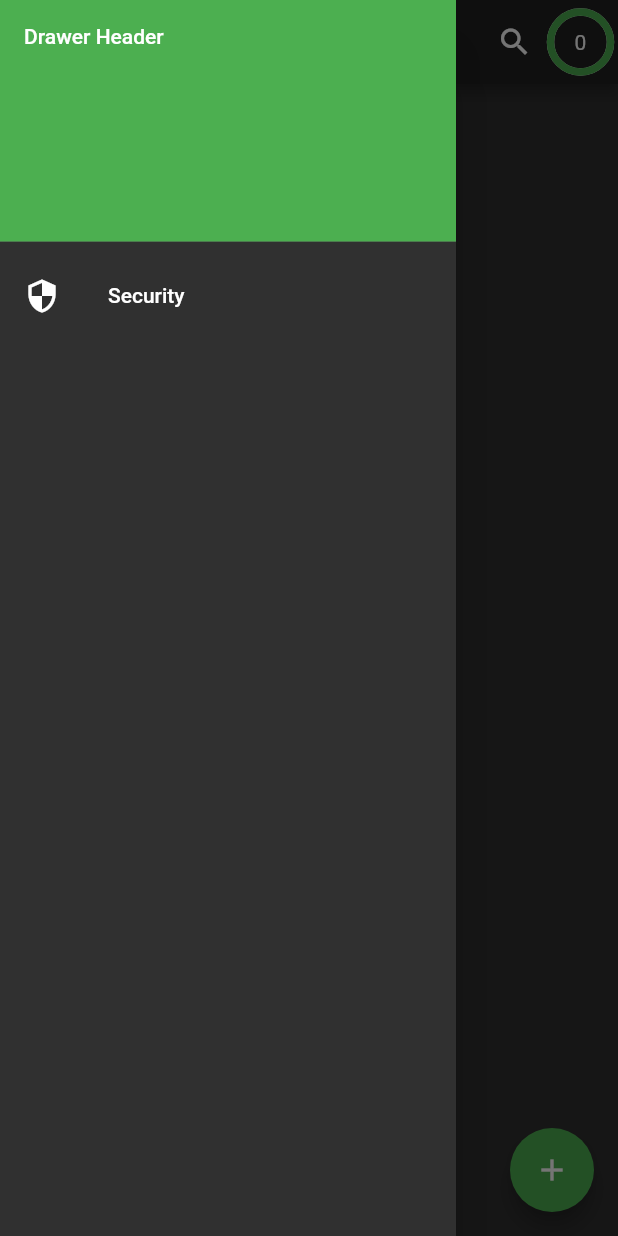
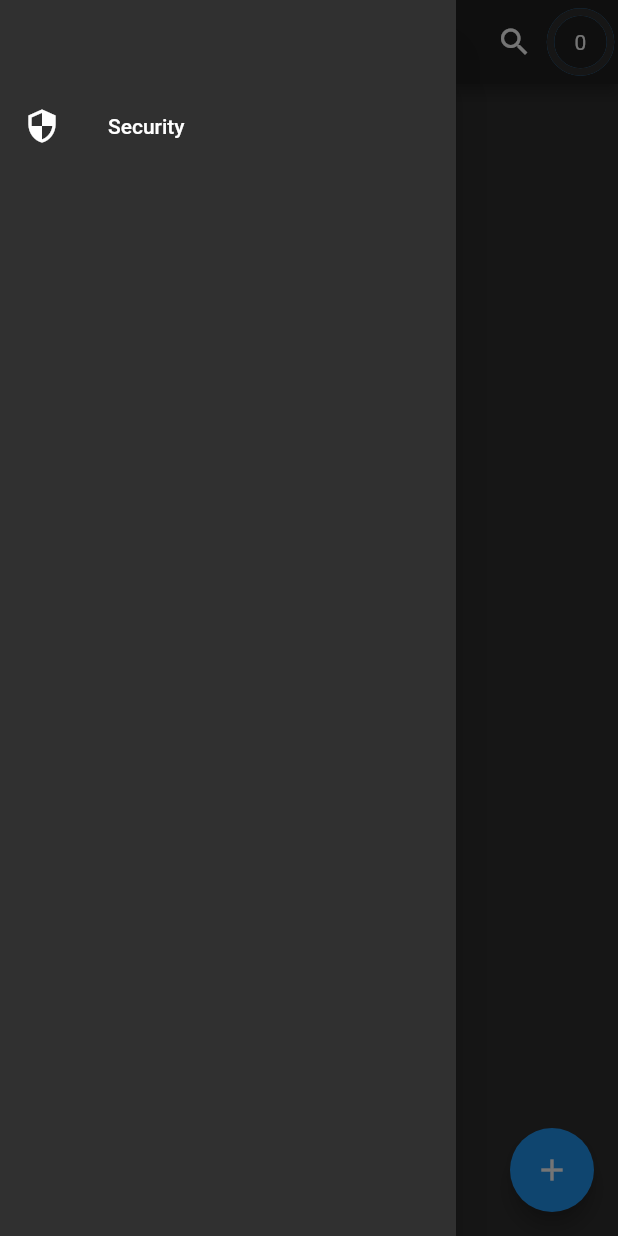
Before and after one commit to dubemarcantoine/mfa_authenticator, a Flutter app: the screen it shows after launch, with the side drawer open, on a phone screen of 412 x 824 dp. Run offline on Flutter 3.47's test engine with Material 2 defaults, Android fonts, the phone set to English and light mode, and no system bars; our stand-ins replace flutter_slidable, local_auth, shared_preferences, sqflite; missing offline and left inert: otp, qr_mobile_vision; accounts and stored records are empty.

Commit message:
feat: modify style of app

```diff
--- a/lib/components/AppDrawer.dart
+++ b/lib/components/AppDrawer.dart
@@ -17,12 +17,7 @@ class _AppDrawerState extends State<AppDrawer> {
         // Important: Remove any padding from the ListView.
         padding: EdgeInsets.zero,
         children: <Widget>[
-          DrawerHeader(
-            child: Text('Drawer Header'),
-            decoration: BoxDecoration(
-              color: Colors.green,
-            ),
-          ),
+          ListTile(),
           ListTile(
             leading: Icon(Icons.security),
             title: Text('Security'),
--- a/lib/components/CountdownTimer.dart
+++ b/lib/components/CountdownTimer.dart
@@ -12,11 +12,11 @@ class CountdownTimer extends StatefulWidget {
 
 class _CountdownTimerState extends State<CountdownTimer>
     with TickerProviderStateMixin, WidgetsBindingObserver {
-  AnimationController controller;
+  AnimationController _controller;
 
   String get timerString {
-    if (controller.duration != null) {
-      Duration duration = controller.duration * controller.value;
+    if (_controller.duration != null) {
+      Duration duration = _controller.duration * _controller.value;
       return duration.inSeconds.toString();
     } else {
       return '0';
@@ -27,7 +27,7 @@ class _CountdownTimerState extends State<CountdownTimer>
   void initState() {
     super.initState();
     WidgetsBinding.instance.addObserver(this);
-    controller = AnimationController(
+    _controller = AnimationController(
       vsync: this,
     );
   }
@@ -35,6 +35,7 @@ class _CountdownTimerState extends State<CountdownTimer>
   @override
   void dispose() {
     WidgetsBinding.instance.removeObserver(this);
+    _controller.dispose();
     super.dispose();
   }
 
@@ -63,13 +64,13 @@ class _CountdownTimerState extends State<CountdownTimer>
                     children: <Widget>[
                       Positioned.fill(
                         child: AnimatedBuilder(
-                          animation: controller,
+                          animation: _controller,
                           builder: (BuildContext context, Widget child) {
                             return new CustomPaint(
                               painter: TimerPainter(
-                                animation: controller,
-                                backgroundColor: Colors.white,
-                                color: themeData.indicatorColor,
+                                animation: _controller,
+                                backgroundColor: themeData.accentColor,
+                                color: themeData.scaffoldBackgroundColor,
                               ),
                             );
                           },
@@ -82,7 +83,7 @@ class _CountdownTimerState extends State<CountdownTimer>
                           crossAxisAlignment: CrossAxisAlignment.center,
                           children: <Widget>[
                             AnimatedBuilder(
-                              animation: controller,
+                              animation: _controller,
                               builder: (BuildContext context, Widget child) {
                                 return new Text(
                                   timerString,
@@ -131,8 +132,8 @@ class _CountdownTimerState extends State<CountdownTimer>
   }
 
   void _startCountdown(int secondsUntilNextRefresh) {
-    controller.duration = Duration(seconds: secondsUntilNextRefresh);
-    controller.reverse(from: 1.0);
+    _controller.duration = Duration(seconds: secondsUntilNextRefresh);
+    _controller.reverse(from: 1.0);
   }
 }
 
--- a/lib/main.dart
+++ b/lib/main.dart
@@ -49,10 +49,10 @@ class _AppState extends State<App> {
       title: 'Authenticator',
       theme: ThemeData(
         brightness: Brightness.dark,
-        accentColor: Colors.green,
-        primarySwatch: Colors.green,
-        primaryColorDark: Colors.green,
-        toggleableActiveColor: Colors.green,
+        accentColor: Colors.blue,
+        primarySwatch: Colors.blue,
+        primaryColorDark: Colors.blue,
+        toggleableActiveColor: Colors.blue,
       ),
       home: homeWidget,
     );
--- a/lib/pages/OtpList.dart
+++ b/lib/pages/OtpList.dart
@@ -27,9 +27,6 @@ class _OtpListState extends State<OtpList>
     with WidgetsBindingObserver, TickerProviderStateMixin {
   final _scaffoldKey = GlobalKey<ScaffoldState>();
   List<OtpItem> otpItems = [];
-  Timer refreshTimer;
-
-  int timeUntilRefresh = 0;
 
   @override
   void initState() {
@@ -89,16 +86,12 @@ class _OtpListState extends State<OtpList>
     print(state.toString());
     switch (state) {
       case AppLifecycleState.inactive:
-        this.refreshTimer?.cancel();
         break;
       case AppLifecycleState.paused:
-        this.refreshTimer?.cancel();
         break;
       case AppLifecycleState.suspending:
-        this.refreshTimer?.cancel();
         break;
       case AppLifecycleState.resumed:
-        this.refreshTimer = null;
         this._startInitialCountdown();
         break;
     }
@@ -124,7 +117,7 @@ class _OtpListState extends State<OtpList>
 
   void _startTimer() {
     this._setStateForOtpCodes();
-    this.refreshTimer = Timer.periodic(
+    Timer.periodic(
         Duration(seconds: 30), (Timer t) => this._setStateForOtpCodes());
   }
 
```
Also changed, not shown: lib/components/OtpOptionFabMenu.dart (+7 -5 lines).
